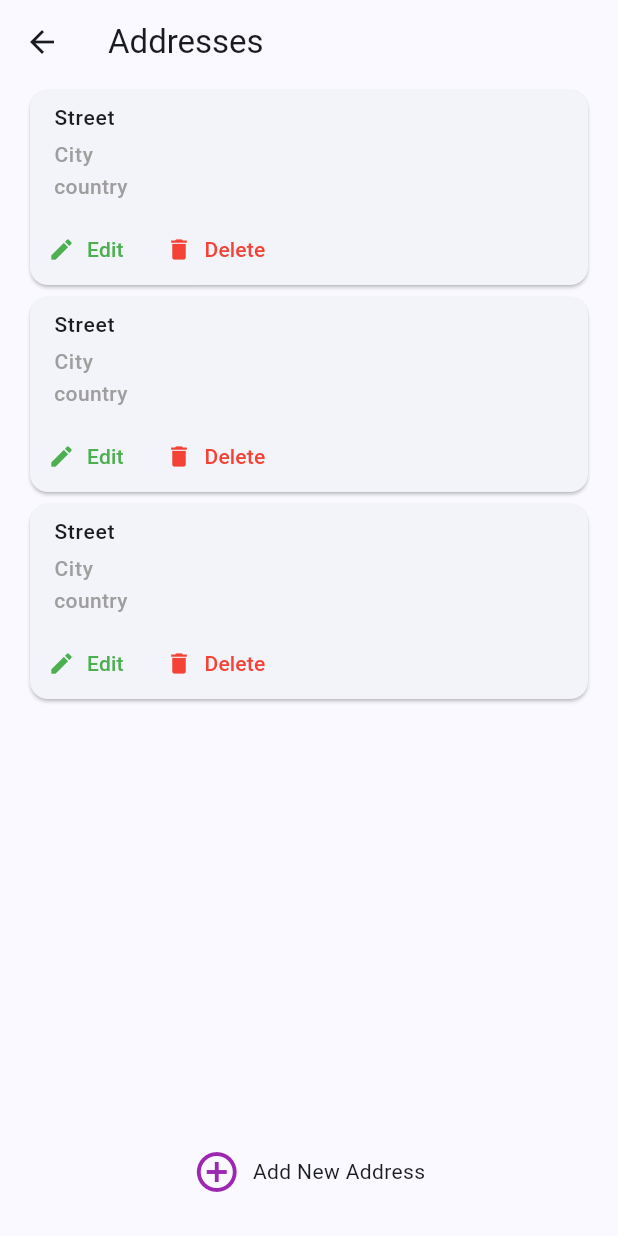
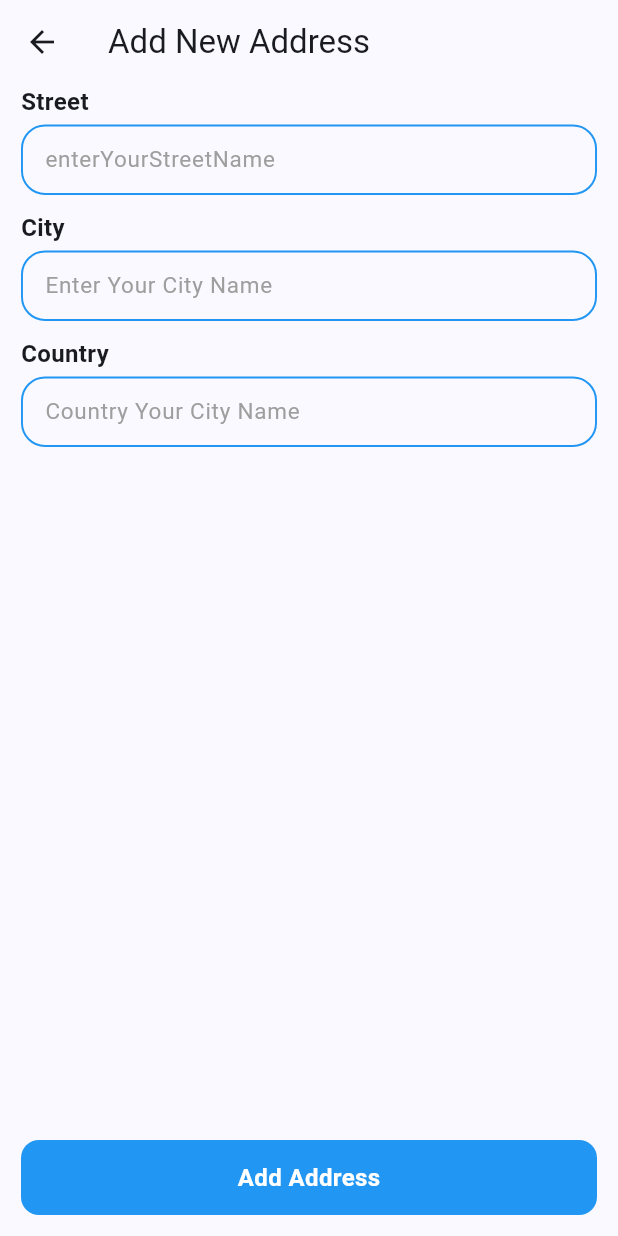
Before and after one commit to abdalrhman7/google_map, a Flutter app: the MyAddressesScreen screen opened by its route, after a tap on "Add New Address", on a phone screen of 412 x 824 dp. Run offline on Flutter 3.47's test engine with Material 3 defaults, Android fonts, the phone set to English and light mode, and no system bars; our stand-ins replace bloc, dio, flutter_bloc, flutter_dotenv, freezed_annotation, get_it and 6 more; missing offline and left inert: flutter_polyline_points, google_places_autocomplete_text_field; accounts and stored records are empty; generated files the repository leaves out were written again.

Commit message:
added shared pref helper added address cubit

```diff
--- a/lib/core/helper/shared_pref_helper.dart
+++ b/lib/core/helper/shared_pref_helper.dart
@@ -1,5 +1,4 @@
 import 'package:flutter/material.dart';
-import 'package:flutter_secure_storage/flutter_secure_storage.dart';
 import 'package:shared_preferences/shared_preferences.dart';
 
 class SharedPrefHelper {
@@ -26,6 +25,11 @@ class SharedPrefHelper {
       default:
         return null;
     }
+  }
+  static setList(String key, value) async {
+    SharedPreferences sharedPreferences = await SharedPreferences.getInstance();
+    debugPrint("SharedPrefHelper : setData with key : $key and value : $value");
+    await sharedPreferences.setStringList(key, value);
   }
 
   /// Gets a bool value from SharedPreferences with given [key].
@@ -56,6 +60,13 @@ class SharedPrefHelper {
     return sharedPreferences.getString(key) ?? '';
   }
 
+  /// Gets an List<String> value from SharedPreferences with given [key].
+  static getList(String key) async {
+    debugPrint('SharedPrefHelper : getList with key : $key');
+    SharedPreferences sharedPreferences = await SharedPreferences.getInstance();
+    return sharedPreferences.getStringList(key) ?? [];
+  }
+
 
   /// Removes a value from SharedPreferences with given [key].
   static removeData(String key) async {
--- a/lib/core/routing/app_router.dart
+++ b/lib/core/routing/app_router.dart
@@ -2,6 +2,8 @@ import 'package:flutter/material.dart';
 import 'package:flutter_bloc/flutter_bloc.dart';
 import 'package:google_maps/core/di/dependancy_injection.dart';
 import 'package:google_maps/core/routing/routes.dart';
+import 'package:google_maps/features/addresses/logic/manage_address_cubit/manage_address_cubit.dart';
+import 'package:google_maps/features/addresses/ui/add_address_screen.dart';
 import 'package:google_maps/features/addresses/ui/my_addresses_screen.dart';
 import 'package:google_maps/features/google_map/data/repos/weather_repo.dart';
 import 'package:google_maps/features/google_map/logic/get_weather_cubit/get_weather_cubit.dart';
@@ -15,11 +17,13 @@ class AppRouter {
     switch (settings.name) {
       case Routes.mapScreen:
         return MaterialPageRoute(
-          builder: (_) => MultiBlocProvider(
+          builder: (_) =>
+              MultiBlocProvider(
                 providers: [
                   BlocProvider(create: (context) => GoogleMapCubit()),
                   BlocProvider(
-                  create: (context) => GetWeatherCubit(getIt<WeatherRepo>())),
+                      create: (context) =>
+                          GetWeatherCubit(getIt<WeatherRepo>())),
                 ],
                 child: const GoogleMapScreen(),
               ),
@@ -27,7 +31,20 @@ class AppRouter {
 
       case Routes.myAddressesScreen:
         return MaterialPageRoute(
-          builder: (_) => const MyAddressesScreen(),
+          builder: (_) =>
+              BlocProvider(
+                create: (context) => ManageAddressCubit(),
+                child: const MyAddressesScreen(),
+              ),
+        );
+
+      case Routes.addAddressScreen:
+        return MaterialPageRoute(
+          builder: (_) =>
+              BlocProvider.value(
+                value: arguments as ManageAddressCubit,
+                child: AddAddressScreen(),
+              ),
         );
 
       default:
--- /dev/null
+++ b/lib/core/widgets/base_text_form_field.dart
@@ -0,0 +1,97 @@
+import 'package:flutter/material.dart';
+
+class BaseTextFormField extends StatelessWidget {
+  final EdgeInsetsGeometry? contentPadding;
+  final InputBorder? focusedBorder, enabledBorder;
+  final TextStyle? inputTextStyle, hintStyle;
+  final bool isObsecureText;
+  final bool enable;
+  final String hintText;
+  final Widget? suffixIcon;
+  final Widget? leading;
+  final Color? borderColor;
+  final TextInputType? keyboardType;
+  final Color? backgroundColor;
+  final TextEditingController? controller;
+  final Function(String?) validator;
+  final TextAlign? textAlign;
+  final int? maxLines;
+  final Function? onTap;
+  final bool readOnly;
+  final Function(String)? onSubmit;
+
+  const BaseTextFormField({
+    super.key,
+    this.contentPadding,
+    this.backgroundColor,
+    this.enabledBorder,
+    this.borderColor,
+    this.focusedBorder,
+    this.keyboardType,
+    this.hintStyle,
+    this.enable = true,
+    required this.hintText,
+    this.inputTextStyle,
+    this.isObsecureText = false,
+    this.suffixIcon,
+    this.leading,
+    this.textAlign,
+    this.controller,
+    required this.validator,
+    this.maxLines,
+    this.onTap,
+    this.onSubmit,
+    this.readOnly = false,
+  });
+
+  @override
+  Widget build(BuildContext context) {
+    return TextFormField(
+      onTap: () => onTap?.call(),
+      readOnly: readOnly,
+      keyboardType: keyboardType,
+      textAlign: textAlign ?? TextAlign.center,
+      controller: controller,
+      enabled: enable,
+      validator: (v) {
+        return validator(v);
+      },
+      onTapOutside: (event) => FocusScope.of(context).unfocus(),
+      decoration: InputDecoration(
+        isDense: true,
+        contentPadding: contentPadding ??
+            const EdgeInsets.symmetric(horizontal: 20, vertical: 18),
+        focusedBorder: focusedBorder ??
+            OutlineInputBorder(
+              borderRadius: BorderRadius.circular(16),
+              borderSide: BorderSide(
+                  color: borderColor ?? Colors.blue, width: 1.3),
+            ),
+        enabledBorder: enabledBorder ??
+            OutlineInputBorder(
+              borderRadius: BorderRadius.circular(16),
+              borderSide: BorderSide(
+                  color: borderColor ?? Colors.blue, width: 1.3),
+            ),
+        errorBorder: OutlineInputBorder(
+          borderRadius: BorderRadius.circular(16),
+          borderSide: const BorderSide(color: Colors.red, width: 1.3),
+        ),
+        focusedErrorBorder: OutlineInputBorder(
+          borderRadius: BorderRadius.circular(16),
+          borderSide: const BorderSide(color: Colors.red, width: 1.3),
+        ),
+        hintStyle: hintStyle ?? TextStyle(color: Colors.grey.shade300 , fontSize: 15),
+        hintText: hintText,
+        suffixIcon: suffixIcon,
+        prefixIcon: leading,
+        fillColor: backgroundColor ?? Colors.blue,
+        filled: backgroundColor != null ? true : false,
+      ),
+      obscureText: isObsecureText,
+      style: inputTextStyle ?? const TextStyle(color: Colors.black , fontSize: 15),
+      maxLines: maxLines,
+      onFieldSubmitted: onSubmit,
+    );
+  }
+}
--- /dev/null
+++ b/lib/features/addresses/data/model/address_model.dart
@@ -0,0 +1,33 @@
+import 'package:google_maps_flutter/google_maps_flutter.dart';
+
+class AddressModel {
+  final String streetName;
+  final String cityName;
+  final String countryName;
+  //final LatLng latLng;
+
+  AddressModel({
+    required this.streetName,
+    required this.cityName,
+    required this.countryName,
+   // required this.latLng,
+  });
+
+  factory AddressModel.fromJson(Map<String, dynamic> json) {
+    return AddressModel(
+      streetName: json['streetName'],
+      cityName: json['cityName'],
+      countryName: json['countryName'],
+      //latLng: json['latLng'],
+    );
+  }
+
+  Map<String, dynamic> toJson() {
+    return {
+      'streetName': streetName,
+      'cityName': cityName,
+      'countryName': countryName,
+      //'latLng': latLng,
+    };
+  }
+}
--- /dev/null
+++ b/lib/features/addresses/logic/manage_address_cubit/manage_address_cubit.dart
@@ -0,0 +1,48 @@
+import 'dart:convert';
+
+import 'package:flutter/material.dart';
+import 'package:flutter_bloc/flutter_bloc.dart';
+import 'package:google_maps/core/helper/shared_pref_helper.dart';
+import 'package:google_maps/features/addresses/data/model/address_model.dart';
+
+part 'manage_address_state.dart';
+
+class ManageAddressCubit extends Cubit<ManageAddressState> {
+  ManageAddressCubit() : super(ManageAddressInitial());
+
+  final GlobalKey<FormState> formKey = GlobalKey<FormState>();
+  final TextEditingController streetNameController = TextEditingController();
+  final TextEditingController cityNameController = TextEditingController();
+  final TextEditingController countryNameController = TextEditingController();
+  List<AddressModel> savedAddresses = [];
+
+  Future<void> saveAddress() async {
+    final AddressModel newAddress = AddressModel(
+      streetName: streetNameController.text,
+      cityName: cityNameController.text,
+      countryName: countryNameController.text,
+    );
+
+    savedAddresses.add(newAddress);
+
+    final List<String> encodedAddresses = savedAddresses
+        .map((address) => jsonEncode(address.toJson()))
+        .toList();
+
+    print('Saved Addresses: $encodedAddresses');
+    await SharedPrefHelper.setList('addresses', encodedAddresses);
+  }
+
+  Future<void> loadSavedAddresses() async {
+    final List<String> storedAddresses = await SharedPrefHelper.getList('addresses');
+
+    if (storedAddresses.isEmpty) return;
+
+    savedAddresses = storedAddresses
+        .map((encodedAddress) =>
+        AddressModel.fromJson(jsonDecode(encodedAddress) as Map<String, dynamic>))
+        .toList();
+
+    print('Loaded Addresses: ${savedAddresses.last.streetName}');
+  }
+}
--- /dev/null
+++ b/lib/features/addresses/logic/manage_address_cubit/manage_address_state.dart
@@ -0,0 +1,6 @@
+part of 'manage_address_cubit.dart';
+
+@immutable
+sealed class ManageAddressState {}
+
+final class ManageAddressInitial extends ManageAddressState {}
--- /dev/null
+++ b/lib/features/addresses/ui/add_address_screen.dart
@@ -0,0 +1,117 @@
+import 'package:flutter/material.dart';
+import 'package:flutter_bloc/flutter_bloc.dart';
+import 'package:google_maps/core/widgets/base_text_form_field.dart';
+import 'package:google_maps/features/addresses/logic/manage_address_cubit/manage_address_cubit.dart';
+
+
+class AddAddressScreen extends StatelessWidget {
+  const AddAddressScreen({super.key});
+
+  @override
+  Widget build(BuildContext context) {
+     var cubit = context.read<ManageAddressCubit>();
+    return Scaffold(
+      appBar: AppBar(
+        title: const Text('Add New Address'),
+      ),
+      body: Form(
+        key: cubit.formKey,
+        child: Padding(
+          padding: const EdgeInsets.symmetric(horizontal: 14),
+          child: Column(
+            crossAxisAlignment: CrossAxisAlignment.start,
+            children: [
+              const Text(
+                'Street',
+                style: TextStyle(fontSize: 16, fontWeight: FontWeight.w600),
+              ),
+              const SizedBox(height: 4),
+              BaseTextFormField(
+                hintText: 'enterYourStreetName',
+                hintStyle: const TextStyle(color: Colors.grey),
+                validator: (v) {
+                  if (v!.isEmpty) {
+                    return 'Street Name Cannot Be Empty';
+                  } else {
+                    return null;
+                  }
+                },
+                contentPadding:
+                    const EdgeInsets.symmetric(vertical: 12, horizontal: 12),
+                textAlign: TextAlign.start,
+                controller: cubit.streetNameController,
+              ),
+              const SizedBox(height: 10),
+              const Text(
+                'City',
+                style: TextStyle(fontSize: 16, fontWeight: FontWeight.w600),
+              ),
+              const SizedBox(height: 4),
+              BaseTextFormField(
+                hintText: 'Enter Your City Name',
+                hintStyle: const TextStyle(color: Colors.grey),
+                validator: (v) {
+                  if (v!.isEmpty) {
+                    return 'City Name Cannot Be Empty';
+                  } else {
+                    return null;
+                  }
+                },
+                contentPadding:
+                    const EdgeInsets.symmetric(vertical: 12, horizontal: 12),
+                textAlign: TextAlign.start,
+                controller: cubit.cityNameController,
+              ),
+              const SizedBox(height: 10),
+              const Text(
+                'Country',
+                style: TextStyle(fontSize: 16, fontWeight: FontWeight.w600),
+              ),
+              const SizedBox(height: 4),
+              BaseTextFormField(
+                hintText: 'Country Your City Name',
+                hintStyle: const TextStyle(color: Colors.grey),
+                validator: (v) {
+                  if (v!.isEmpty) {
+                    return 'Country Name Cannot Be Empty';
+                  } else {
+                    return null;
+                  }
+                },
+                contentPadding:
+                    const EdgeInsets.symmetric(vertical: 12, horizontal: 12),
+                textAlign: TextAlign.start,
+                controller: cubit.countryNameController,
+              ),
+              const Spacer(),
+              InkWell(
+                onTap: () async {
+                  if (cubit.formKey.currentState!.validate()) {
+                  await  cubit.saveAddress();
+                   await cubit.loadSavedAddresses();
+                  }},
+                child: Container(
+                  width: double.infinity,
+                  height: 50,
+                  alignment: Alignment.center,
+                  decoration: BoxDecoration(
+                    color: Colors.blue,
+                    borderRadius: BorderRadius.circular(12),
+                  ),
+                  child: const Text(
+                    'Add Address',
+                    style: TextStyle(
+                        color: Colors.white,
+                        fontWeight: FontWeight.w600,
+                        fontSize: 16),
+                  ),
+                ),
+              ),
+              const SizedBox(height: 14),
+            ],
+          ),
+        ),
+      ),
+    );
+  }
+}
--- a/lib/features/addresses/ui/my_addresses_screen.dart
+++ b/lib/features/addresses/ui/my_addresses_screen.dart
@@ -1,5 +1,8 @@
 import 'package:flutter/material.dart';
 import 'package:flutter_bloc/flutter_bloc.dart';
+import 'package:google_maps/core/helper/extensions.dart';
+import 'package:google_maps/core/routing/routes.dart';
+import 'package:google_maps/features/addresses/logic/manage_address_cubit/manage_address_cubit.dart';
 import 'package:google_maps/features/addresses/ui/widgets/address_card_widget.dart';
 
 class MyAddressesScreen extends StatelessWidget {
@@ -7,7 +10,7 @@ class MyAddressesScreen extends StatelessWidget {
 
   @override
   Widget build(BuildContext context) {
-    //var cubit = context.read<GetAddressCubit>();
+    var cubit = context.read<ManageAddressCubit>();
     return Scaffold(
       appBar: AppBar(
         title: const Text('Addresses'),
@@ -19,19 +22,16 @@ class MyAddressesScreen extends StatelessWidget {
           children: [
             Expanded(
               child: ListView.builder(
-                  itemBuilder: (context, index) {
-                    return const AddressCardWidget(
-
-                    );
-                  },
-                  itemCount: 3,
+                itemBuilder: (context, index) {
+                  return const AddressCardWidget();
+                },
+                itemCount: 3,
               ),
             ),
             const SizedBox(height: 18),
             InkWell(
               onTap: () async {
-                // var result =
-                //     await context.pushNamed(Routes.addAddressScreen);
+                var result = await context.pushNamed(Routes.addAddressScreen , arguments:cubit);
                 // if (result != null) {
                 //   cubit.getAddressData();
                 // }
@@ -51,7 +51,7 @@ class MyAddressesScreen extends StatelessWidget {
                 ),
               ),
             ),
-            const SizedBox(height:18),
+            const SizedBox(height: 18),
           ],
         ),
       ),
--- a/lib/features/google_map/ui/widgets/get_weather_widget.dart
+++ b/lib/features/google_map/ui/widgets/get_weather_widget.dart
@@ -34,7 +34,8 @@ class WeatherLoadingPositionedWidget extends StatelessWidget {
       right: 16,
       bottom: 100,
       child: Container(
-        height: 50,
+        height: 54,
+        alignment: Alignment.center,
         padding: const EdgeInsets.all(16),
         decoration: BoxDecoration(
           color: Colors.white,
@@ -61,7 +62,8 @@ class WeatherLoadedPositionedWidget extends StatelessWidget {
       right: 16,
       bottom: 100,
       child: Container(
-        height: 50,
+        height: 54,
+        alignment: Alignment.center,
         padding: const EdgeInsets.symmetric(horizontal: 12),
         decoration: BoxDecoration(
           color: Colors.white,
--- a/pubspec.yaml
+++ b/pubspec.yaml
@@ -32,6 +32,7 @@ dependencies:
   pretty_dio_logger: ^1.3.1
   get_it: ^7.6.4
   build_runner: ^2.4.7
+  shared_preferences: ^2.3.2
 
 
 dev_dependencies:
```
Also changed, not shown: pubspec.lock. Lines whose indentation alone changed are shown as unchanged.
